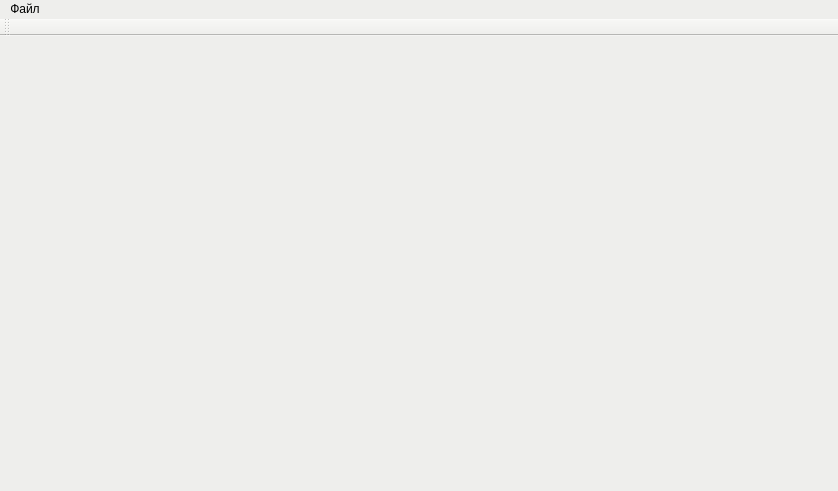
Qinterfly/EvalSig, file src/mainwindow.ui: the form before one commit.
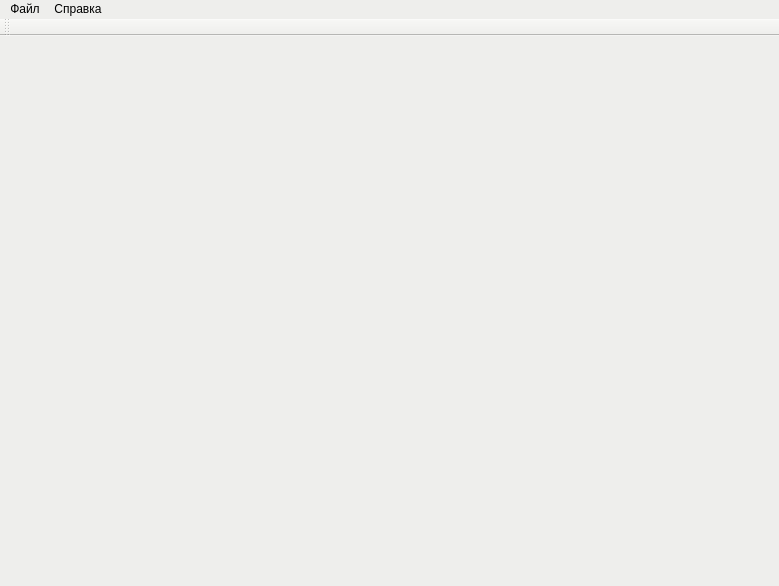
The form after the commit.

The edit to the form file:
```diff
--- a/src/mainwindow.ui
+++ b/src/mainwindow.ui
@@ -6,8 +6,8 @@
    <rect>
     <x>0</x>
     <y>0</y>
-    <width>838</width>
-    <height>491</height>
+    <width>779</width>
+    <height>586</height>
    </rect>
   </property>
   <property name="windowTitle">
@@ -23,7 +23,7 @@
     <rect>
      <x>0</x>
      <y>0</y>
-     <width>838</width>
+     <width>779</width>
      <height>27</height>
     </rect>
    </property>
@@ -32,7 +32,13 @@
      <string>Файл</string>
     </property>
    </widget>
+   <widget class="QMenu" name="menu_2">
+    <property name="title">
+     <string>Справка</string>
+    </property>
+   </widget>
    <addaction name="menu"/>
+   <addaction name="menu_2"/>
   </widget>
   <widget class="QToolBar" name="mainToolBar">
    <attribute name="toolBarArea">
```
